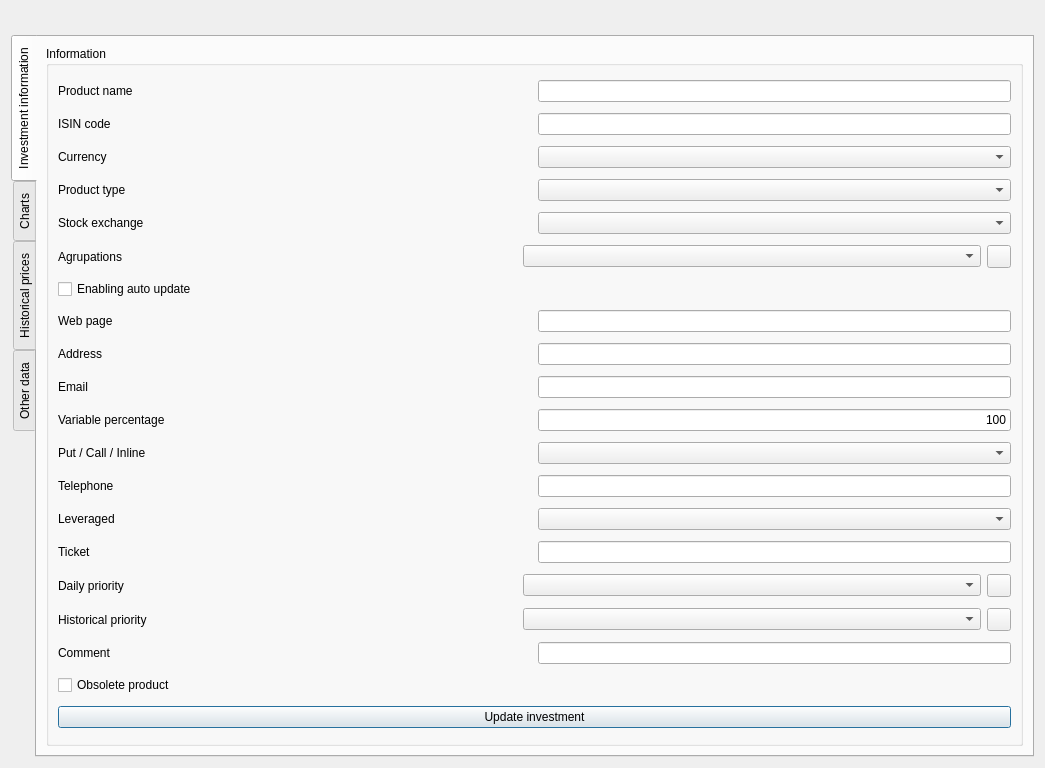
First picture: the form in ui/frmProductReport.ui, repository turulomio/xulpymoney, before the edit.
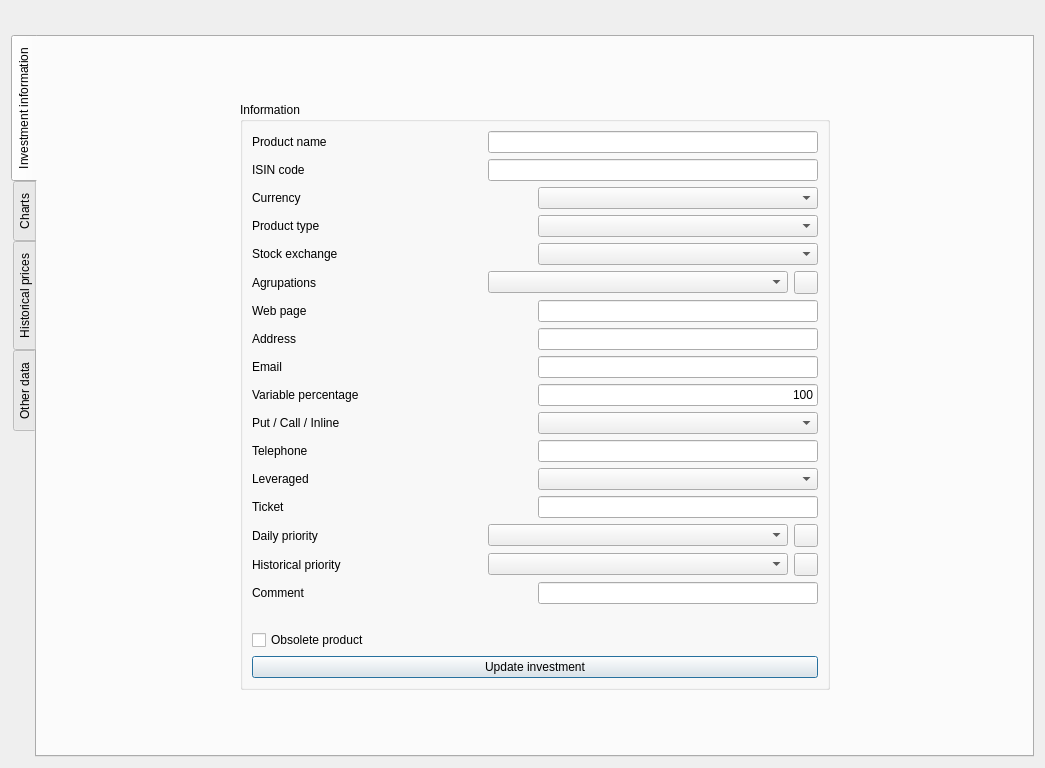
Second picture: the form after the edit. The open tabs and pages were chosen to show the change. Icons and pictures are not drawn. Custom widgets are drawn as their Qt base class.

Commit message: Improving product report

What changed in the file:
```diff
--- a/ui/frmProductReport.ui
+++ b/ui/frmProductReport.ui
@@ -64,8 +64,34 @@
          <string>Investment information</string>
         </attribute>
         <layout class="QHBoxLayout" name="horizontalLayout_39">
+         <item>
+          <spacer name="horizontalSpacer_3">
+           <property name="orientation">
+            <enum>Qt::Horizontal</enum>
+           </property>
+           <property name="sizeHint" stdset="0">
+            <size>
+             <width>40</width>
+             <height>20</height>
+            </size>
+           </property>
+          </spacer>
+         </item>
          <item>
           <layout class="QVBoxLayout" name="verticalLayout_5">
+           <item>
+            <spacer name="verticalSpacer">
+             <property name="orientation">
+              <enum>Qt::Vertical</enum>
+             </property>
+             <property name="sizeHint" stdset="0">
+              <size>
+               <width>20</width>
+               <height>40</height>
+              </size>
+             </property>
+            </spacer>
+           </item>
            <item>
             <widget class="QGroupBox" name="grpInformation">
              <property name="title">
@@ -78,6 +104,18 @@
                  <layout class="QHBoxLayout" name="horizontalLayout_10">
                   <item>
                    <widget class="QLabel" name="label">
+                    <property name="sizePolicy">
+                     <sizepolicy hsizetype="Fixed" vsizetype="Preferred">
+                      <horstretch>0</horstretch>
+                      <verstretch>0</verstretch>
+                     </sizepolicy>
+                    </property>
+                    <property name="minimumSize">
+                     <size>
+                      <width>230</width>
+                      <height>0</height>
+                     </size>
+                    </property>
                     <property name="text">
                      <string>Product name</string>
                     </property>
@@ -93,7 +131,7 @@
                     </property>
                     <property name="minimumSize">
                      <size>
-                      <width>230</width>
+                      <width>330</width>
                       <height>0</height>
                      </size>
                     </property>
@@ -108,6 +146,18 @@
                  <layout class="QHBoxLayout" name="horizontalLayout_21">
                   <item>
                    <widget class="QLabel" name="label_10">
+                    <property name="sizePolicy">
+                     <sizepolicy hsizetype="Fixed" vsizetype="Preferred">
+                      <horstretch>0</horstretch>
+                      <verstretch>0</verstretch>
+                     </sizepolicy>
+                    </property>
+                    <property name="minimumSize">
+                     <size>
+                      <width>230</width>
+                      <height>0</height>
+                     </size>
+                    </property>
                     <property name="text">
                      <string>ISIN code</string>
                     </property>
@@ -180,6 +230,18 @@
                  <layout class="QHBoxLayout" name="horizontalLayout_24">
                   <item>
                    <widget class="QLabel" name="label_13">
+                    <property name="sizePolicy">
+                     <sizepolicy hsizetype="Fixed" vsizetype="Preferred">
+                      <horstretch>0</horstretch>
+                      <verstretch>0</verstretch>
+                     </sizepolicy>
+                    </property>
+                    <property name="minimumSize">
+                     <size>
+                      <width>230</width>
+                      <height>0</height>
+                     </size>
+                    </property>
                     <property name="text">
                      <string>Agrupations</string>
                     </property>
@@ -198,17 +260,6 @@
                   </item>
                  </layout>
                 </item>
-                <item>
-                 <layout class="QHBoxLayout" name="horizontalLayout_25">
-                  <item>
-                   <widget class="QCheckBox" name="chkActive">
-                    <property name="text">
-                     <string>Enabling auto update</string>
-                    </property>
-                   </widget>
-                  </item>
-                 </layout>
-                </item>
                 <item>
                  <layout class="QHBoxLayout" name="horizontalLayout_14">
                   <item>
@@ -424,6 +475,18 @@
                  <layout class="QHBoxLayout" name="horizontalLayout_32">
                   <item>
                    <widget class="QLabel" name="label_17">
+                    <property name="sizePolicy">
+                     <sizepolicy hsizetype="Fixed" vsizetype="Preferred">
+                      <horstretch>0</horstretch>
+                      <verstretch>0</verstretch>
+                     </sizepolicy>
+                    </property>
+                    <property name="minimumSize">
+                     <size>
+                      <width>230</width>
+                      <height>0</height>
+                     </size>
+                    </property>
                     <property name="text">
                      <string>Daily priority</string>
                     </property>
@@ -446,6 +509,18 @@
                  <layout class="QHBoxLayout" name="horizontalLayout_34">
                   <item>
                    <widget class="QLabel" name="label_19">
+                    <property name="sizePolicy">
+                     <sizepolicy hsizetype="Fixed" vsizetype="Preferred">
+                      <horstretch>0</horstretch>
+                      <verstretch>0</verstretch>
+                     </sizepolicy>
+                    </property>
+                    <property name="minimumSize">
+                     <size>
+                      <width>230</width>
+                      <height>0</height>
+                     </size>
+                    </property>
                     <property name="text">
                      <string>Historical priority</string>
                     </property>
@@ -494,6 +569,19 @@
                   </item>
                  </layout>
                 </item>
+                <item>
+                 <widget class="QLabel" name="lblAutoupdate">
+                  <property name="font">
+                   <font>
+                    <weight>75</weight>
+                    <bold>true</bold>
+                   </font>
+                  </property>
+                  <property name="text">
+                   <string/>
+                  </property>
+                 </widget>
+                </item>
                 <item>
                  <layout class="QHBoxLayout" name="horizontalLayout_33">
                   <item>
@@ -521,8 +609,34 @@
              </layout>
             </widget>
            </item>
+           <item>
+            <spacer name="verticalSpacer_2">
+             <property name="orientation">
+              <enum>Qt::Vertical</enum>
+             </property>
+             <property name="sizeHint" stdset="0">
+              <size>
+               <width>20</width>
+               <height>40</height>
+              </size>
+             </property>
+            </spacer>
+           </item>
           </layout>
          </item>
+         <item>
+          <spacer name="horizontalSpacer_4">
+           <property name="orientation">
+            <enum>Qt::Horizontal</enum>
+           </property>
+           <property name="sizeHint" stdset="0">
+            <size>
+             <width>40</width>
+             <height>20</height>
+            </size>
+           </property>
+          </spacer>
+         </item>
         </layout>
        </widget>
        <widget class="QWidget" name="tabGraficos">
```
Left out of the diff: 2 changed lines with no effect on the pictures. The commit also changes 6 other files.
